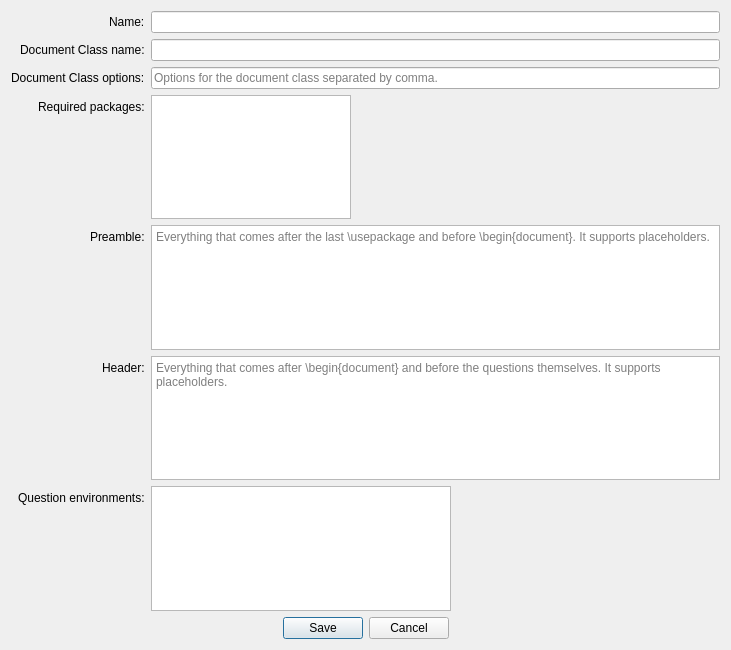
Qt form gui/ui_dialog_profile.ui (thiago-marcilon/latexExamBuilder) before a commit.
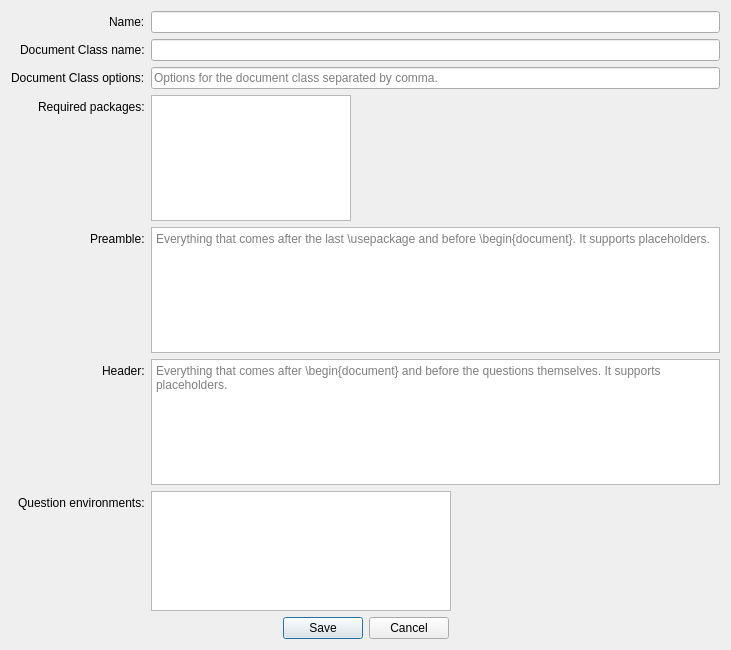
The same form after that commit.

Commit message: - Added the possibility to vertically resize the dialog window for profile creation and edition.

```diff
--- a/gui/ui_dialog_profile.ui
+++ b/gui/ui_dialog_profile.ui
@@ -11,7 +11,7 @@
    </rect>
   </property>
   <property name="sizePolicy">
-   <sizepolicy hsizetype="Preferred" vsizetype="Minimum">
+   <sizepolicy hsizetype="Preferred" vsizetype="MinimumExpanding">
     <horstretch>0</horstretch>
     <verstretch>0</verstretch>
    </sizepolicy>
@@ -25,7 +25,7 @@
   <property name="maximumSize">
    <size>
     <width>16777215</width>
-    <height>650</height>
+    <height>16777215</height>
    </size>
   </property>
   <property name="windowTitle">
@@ -89,6 +89,12 @@
      </item>
      <item row="4" column="1">
       <widget class="QPlainTextEdit" name="textedit_preamble">
+       <property name="sizePolicy">
+        <sizepolicy hsizetype="Expanding" vsizetype="Expanding">
+         <horstretch>0</horstretch>
+         <verstretch>0</verstretch>
+        </sizepolicy>
+       </property>
        <property name="whatsThis">
         <string>Everything that comes after the last usepackage and before begin{document}. You can add placeholders between two % symbols which can be replaced by strings of your choice at compilation time.</string>
        </property>
@@ -109,6 +115,12 @@
      </item>
      <item row="5" column="1">
       <widget class="QPlainTextEdit" name="textedit_header">
+       <property name="sizePolicy">
+        <sizepolicy hsizetype="Expanding" vsizetype="Expanding">
+         <horstretch>0</horstretch>
+         <verstretch>0</verstretch>
+        </sizepolicy>
+       </property>
        <property name="whatsThis">
         <string>Everything that comes after begin{document} and before the questions themselves. You can add placeholders between two % symbols which can be replaced by strings of your choice at compilation time.</string>
        </property>
@@ -144,15 +156,21 @@
      <item row="6" column="1">
       <widget class="QListWidget" name="listwidget_envs">
        <property name="sizePolicy">
-        <sizepolicy hsizetype="Fixed" vsizetype="Expanding">
+        <sizepolicy hsizetype="Fixed" vsizetype="Fixed">
          <horstretch>0</horstretch>
          <verstretch>0</verstretch>
         </sizepolicy>
        </property>
+       <property name="minimumSize">
+        <size>
+         <width>0</width>
+         <height>120</height>
+        </size>
+       </property>
        <property name="maximumSize">
         <size>
          <width>300</width>
-         <height>16777215</height>
+         <height>120</height>
         </size>
        </property>
        <property name="whatsThis">
@@ -182,15 +200,21 @@
      <item row="3" column="1">
       <widget class="QListWidget" name="listwidget_pckg_required">
        <property name="sizePolicy">
-        <sizepolicy hsizetype="Fixed" vsizetype="Expanding">
+        <sizepolicy hsizetype="Fixed" vsizetype="MinimumExpanding">
          <horstretch>0</horstretch>
          <verstretch>0</verstretch>
         </sizepolicy>
        </property>
+       <property name="minimumSize">
+        <size>
+         <width>0</width>
+         <height>120</height>
+        </size>
+       </property>
        <property name="maximumSize">
         <size>
          <width>200</width>
-         <height>16777215</height>
+         <height>200</height>
         </size>
        </property>
        <property name="whatsThis">
```
The commit also changes 1 other file.
